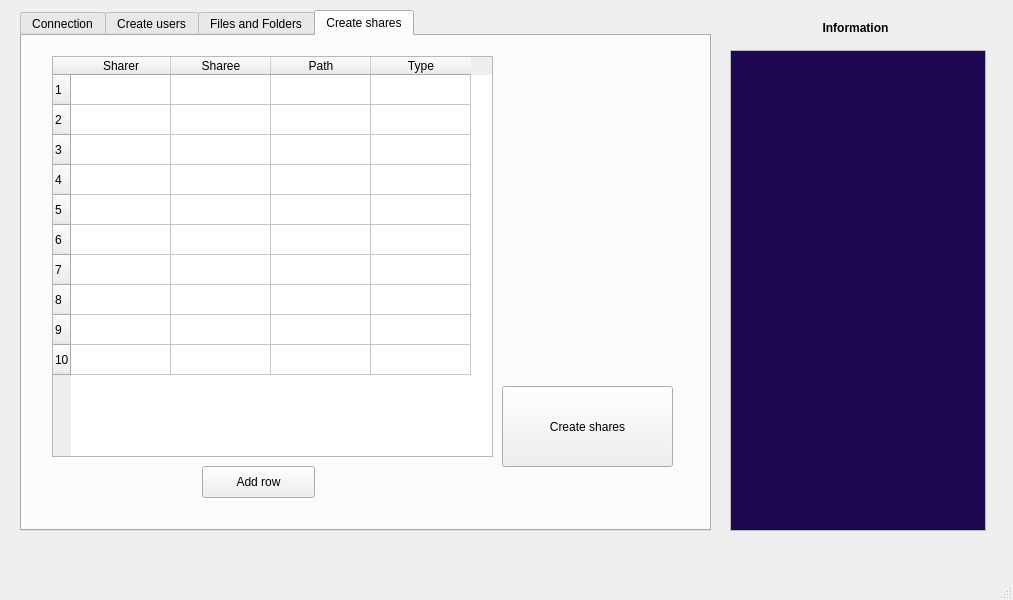
First picture: the form in populate_oc/GUI/oc_populator.ui, repository SergioBertolinSG/scripts, before the edit.
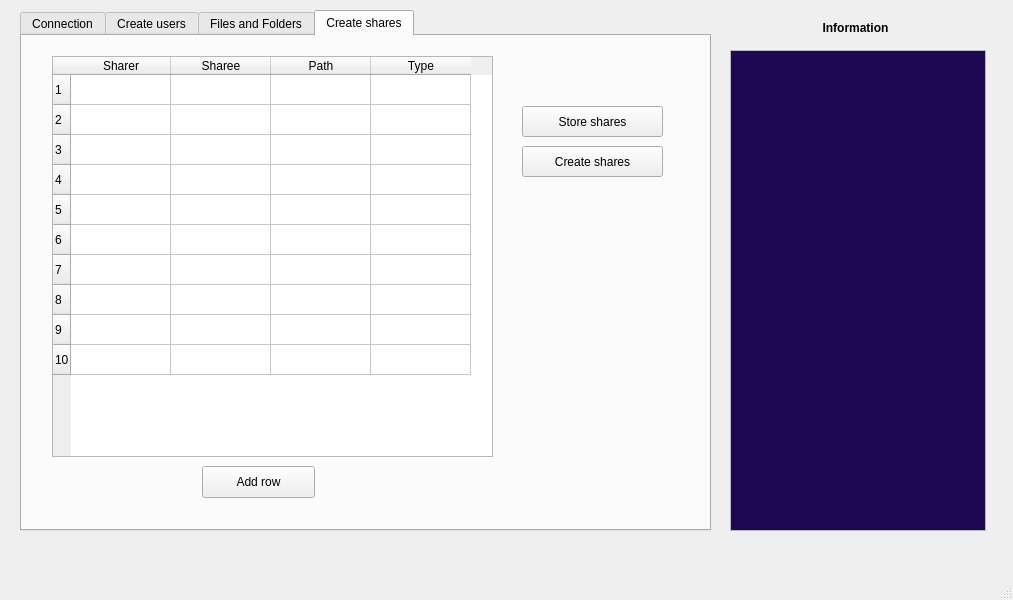
Second picture: the form after the edit. The open tabs and pages were chosen to show the change.

Commit message: Added support for files, folders and shares

```diff
--- a/populate_oc/GUI/oc_populator.ui
+++ b/populate_oc/GUI/oc_populator.ui
@@ -425,10 +425,10 @@
      <widget class="QPushButton" name="pushButton_create_shares">
       <property name="geometry">
        <rect>
-        <x>480</x>
-        <y>350</y>
-        <width>171</width>
-        <height>81</height>
+        <x>500</x>
+        <y>110</y>
+        <width>141</width>
+        <height>31</height>
        </rect>
       </property>
       <property name="text">
@@ -448,6 +448,19 @@
        <string>Add row</string>
       </property>
      </widget>
+     <widget class="QPushButton" name="pushButton_store_shares">
+      <property name="geometry">
+       <rect>
+        <x>500</x>
+        <y>70</y>
+        <width>141</width>
+        <height>31</height>
+       </rect>
+      </property>
+      <property name="text">
+       <string>Store shares</string>
+      </property>
+     </widget>
     </widget>
    </widget>
    <widget class="QTextBrowser" name="textBrowser_info">
```
Left out of the diff: 22 changed lines with no effect on the pictures. The commit also changes 4 other files.
